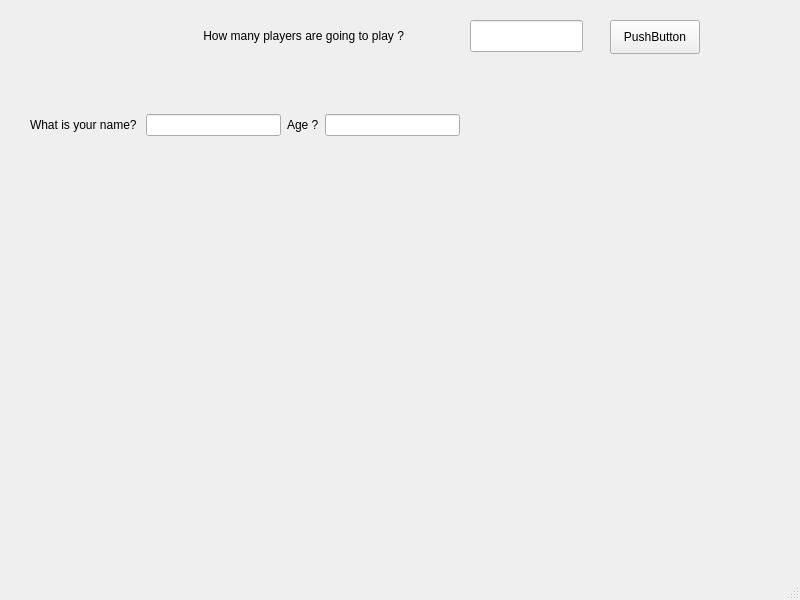
Above: src/View/windows/test.ui from vanderpluijmg/bonne_nuit before the change. Below: the same form after it.
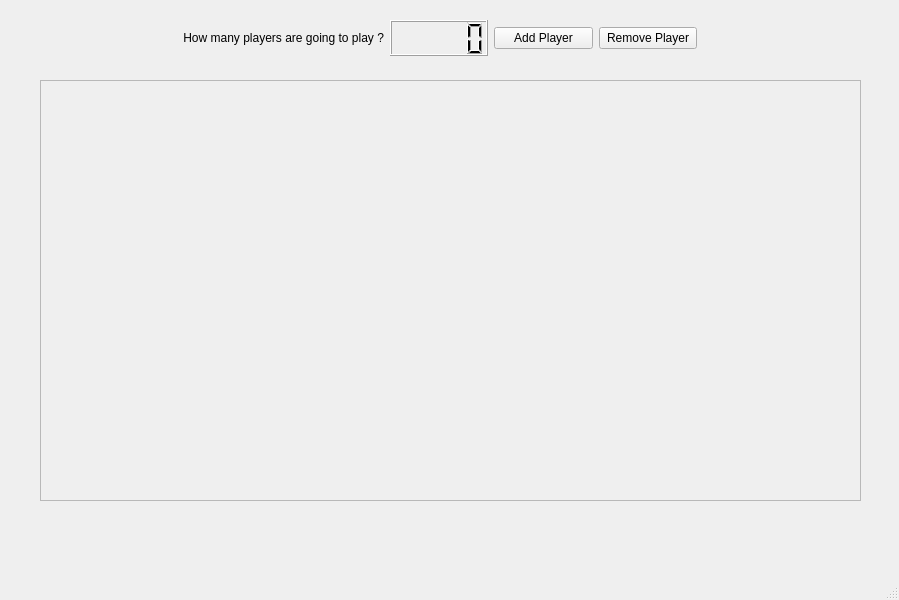
That is the form after the change.

Commit message: Adding players window

What changed in the file:
```diff
--- a/src/View/windows/test.ui
+++ b/src/View/windows/test.ui
@@ -6,7 +6,7 @@
    <rect>
     <x>0</x>
     <y>0</y>
-    <width>800</width>
+    <width>899</width>
     <height>600</height>
    </rect>
   </property>
@@ -14,73 +14,72 @@
    <string>MainWindow</string>
   </property>
   <widget class="QWidget" name="centralwidget">
-   <widget class="QLabel" name="label_start_question">
+   <widget class="QWidget" name="layoutWidget">
     <property name="geometry">
      <rect>
-      <x>200</x>
-      <y>0</y>
-      <width>271</width>
-      <height>71</height>
+      <x>180</x>
+      <y>20</y>
+      <width>517</width>
+      <height>36</height>
      </rect>
     </property>
-    <property name="text">
-     <string> How many players are going to play ?</string>
-    </property>
-   </widget>
-   <widget class="QWidget" name="widget_player" native="true">
-    <property name="geometry">
-     <rect>
-      <x>30</x>
-      <y>100</y>
-      <width>430</width>
-      <height>50</height>
-     </rect>
-    </property>
-    <layout class="QHBoxLayout" name="horizontalLayout">
+    <layout class="QHBoxLayout" name="horizontalLayout_2">
      <item>
-      <widget class="QLabel" name="label_name">
+      <widget class="QLabel" name="label_start_question">
        <property name="text">
-        <string>What is your name? </string>
+        <string> How many players are going to play ?</string>
        </property>
       </widget>
      </item>
      <item>
-      <widget class="QLineEdit" name="lineEdit_name"/>
+      <widget class="QLCDNumber" name="numberOfPlayers"/>
      </item>
      <item>
-      <widget class="QLabel" name="label_age">
+      <widget class="QPushButton" name="plusPlayer">
        <property name="text">
-        <string>Age ?</string>
+        <string>Add Player</string>
        </property>
       </widget>
      </item>
      <item>
-      <widget class="QLineEdit" name="lineEdit_age"/>
+      <widget class="QPushButton" name="minusPlayer">
+       <property name="text">
+        <string>Remove Player</string>
+       </property>
+      </widget>
      </item>
     </layout>
    </widget>
-   <widget class="QLineEdit" name="lineEdit_numberOfPlayer">
+   <widget class="QFrame" name="frame">
     <property name="geometry">
      <rect>
-      <x>470</x>
-      <y>20</y>
-      <width>113</width>
-      <height>32</height>
+      <x>40</x>
+      <y>80</y>
+      <width>821</width>
+      <height>421</height>
      </rect>
     </property>
-   </widget>
-   <widget class="QPushButton" name="pushButton">
-    <property name="geometry">
-     <rect>
-      <x>610</x>
-      <y>20</y>
-      <width>90</width>
-      <height>34</height>
-     </rect>
+    <property name="frameShape">
+     <enum>QFrame::StyledPanel</enum>
     </property>
-    <property name="text">
-     <string>PushButton</string>
+    <property name="frameShadow">
+     <enum>QFrame::Raised</enum>
     </property>
+    <layout class="QVBoxLayout" name="verticalLayout">
+     <item>
+      <spacer name="verticalSpacer">
+       <property name="orientation">
+        <enum>Qt::Vertical</enum>
+       </property>
+       <property name="sizeHint" stdset="0">
+        <size>
+         <width>20</width>
+         <height>40</height>
+        </size>
+       </property>
+      </spacer>
+     </item>
+    </layout>
    </widget>
   </widget>
   <widget class="QMenuBar" name="menubar">
```
Left out of the diff: 2 changed lines with no effect on the pictures. The commit also changes 29 other files.
